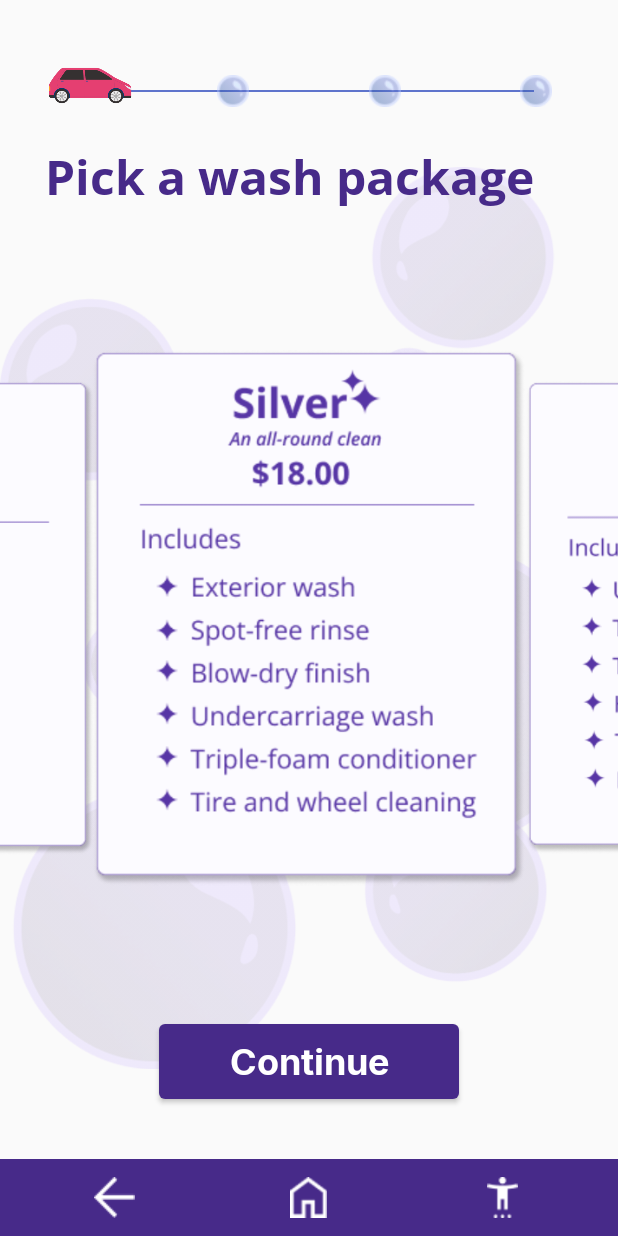
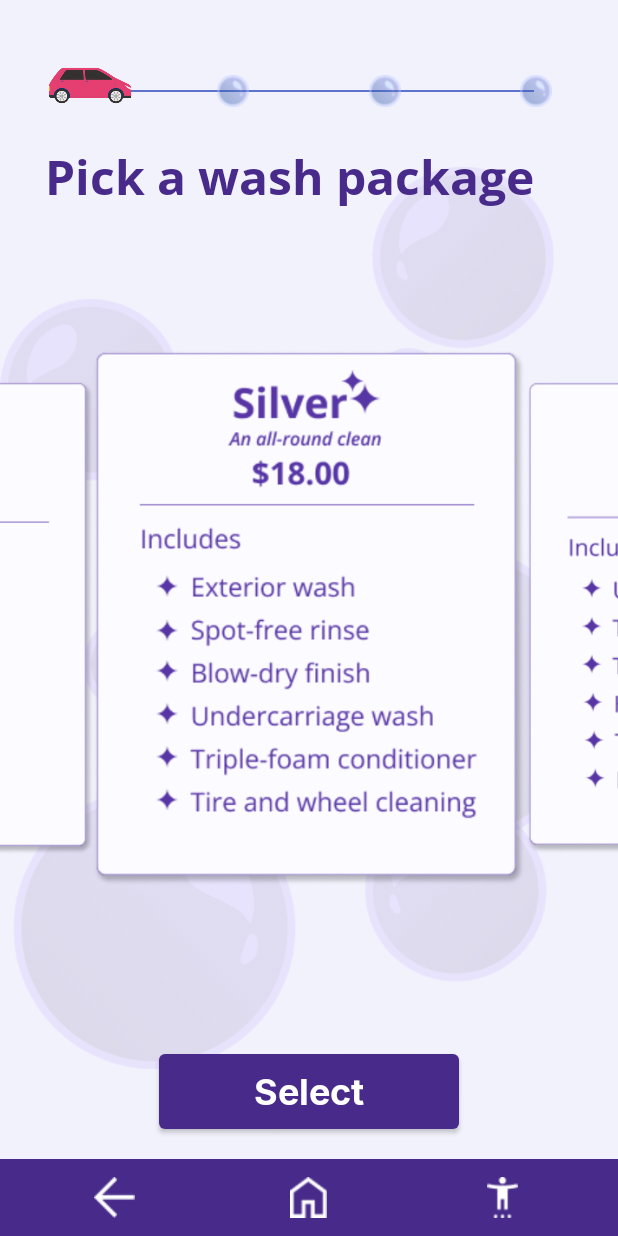
Before and after one commit to IDTech-AP6800/AutoSPA, an Android app: the WashPackageActivity screen opened directly, with no data from a screen before it, on a phone screen of 412 x 824 dp. Run offline under Robolectric (Android 15) with nearby library versions, the light colour scheme and no system bars.

Commit message:
fix(ui): move button placement, fixed backgrounds, added payment shown in Qr code

```diff
--- a/app/src/main/java/com/example/autospa/WashPackageActivity.kt
+++ b/app/src/main/java/com/example/autospa/WashPackageActivity.kt
@@ -1,5 +1,6 @@
 package com.example.autospa
 
+import android.app.ActivityOptions
 import android.content.Intent
 import android.os.Bundle
 import android.util.Log
@@ -16,14 +17,13 @@ class WashPackageActivity : AppCompatActivity() {
         setContentView(R.layout.activity_wash_package)
 
         val button = findViewById<Button>(R.id.button)
-        //var invisBubble = findViewById<View>(R.id.add_ons_current_step)
-        //invisBubble
         var currPackage = 18
 
         button.setOnClickListener {
             CarWashSession.totalDue = currPackage.toDouble()
             val intent = Intent(this@WashPackageActivity, OptionalAddOnsActivity::class.java)
-            startActivity(intent)
+            val options = ActivityOptions.makeCustomAnimation(this, R.anim.fade_in, R.anim.fade_out)
+            startActivity(intent, options.toBundle())
         }
 
 
--- a/app/src/main/res/layout/activity_optional_add_ons.xml
+++ b/app/src/main/res/layout/activity_optional_add_ons.xml
@@ -240,7 +240,7 @@
         app:layout_constraintBottom_toTopOf="@id/add_ons_nav_bar"
         app:layout_constraintRight_toRightOf="parent"
         app:layout_constraintLeft_toLeftOf="parent"
-        android:layout_marginBottom="40dp"
+        android:layout_marginBottom="20dp"
         />
 
     <!-- Navigation Bar -->
--- a/app/src/main/res/layout/activity_wash_package.xml
+++ b/app/src/main/res/layout/activity_wash_package.xml
@@ -4,6 +4,7 @@
     android:layout_width="match_parent"
     android:layout_height="match_parent"
     android:id="@+id/motion_layout"
+    android:background="@color/background"
     xmlns:app="http://schemas.android.com/apk/res-auto"
     app:layoutDescription="@xml/activity_wash_package_scene">
 
@@ -154,7 +155,7 @@
         android:id="@+id/button"
         android:layout_width="200dp"
         android:layout_height="50dp"
-        android:text="Continue"
+        android:text="Select"
         android:textSize="24sp"
         android:textColor="@color/white"
         android:textAllCaps="false"
@@ -163,7 +164,7 @@
         app:layout_constraintBottom_toTopOf="@id/nav_bar"
         app:layout_constraintRight_toRightOf="parent"
         app:layout_constraintLeft_toLeftOf="parent"
-        android:layout_marginBottom="40dp"/>
+        android:layout_marginBottom="20dp"/>
 
     <!-- Navigation Bar -->
     <include
--- a/app/src/main/res/layout/background_1.xml
+++ b/app/src/main/res/layout/background_1.xml
@@ -2,7 +2,7 @@
 <androidx.constraintlayout.widget.ConstraintLayout xmlns:android="http://schemas.android.com/apk/res/android"
     android:layout_width="match_parent"
     android:layout_height="match_parent"
-    android:background="@color/white">
+    android:background="@color/background">
 
     <!-- Background Image 1 -->
     <ImageView
--- a/app/src/main/res/layout/background_2.xml
+++ b/app/src/main/res/layout/background_2.xml
@@ -2,7 +2,7 @@
 <androidx.constraintlayout.widget.ConstraintLayout xmlns:android="http://schemas.android.com/apk/res/android"
     android:layout_width="match_parent"
     android:layout_height="match_parent"
-    android:background="@color/white">
+    android:background="@color/background">
 
     <!-- Background Image 2 -->
     <ImageView
```
Also changed, not shown: app/src/main/java/com/example/autospa/QRCodeActivity.kt (+4 -13 lines).
